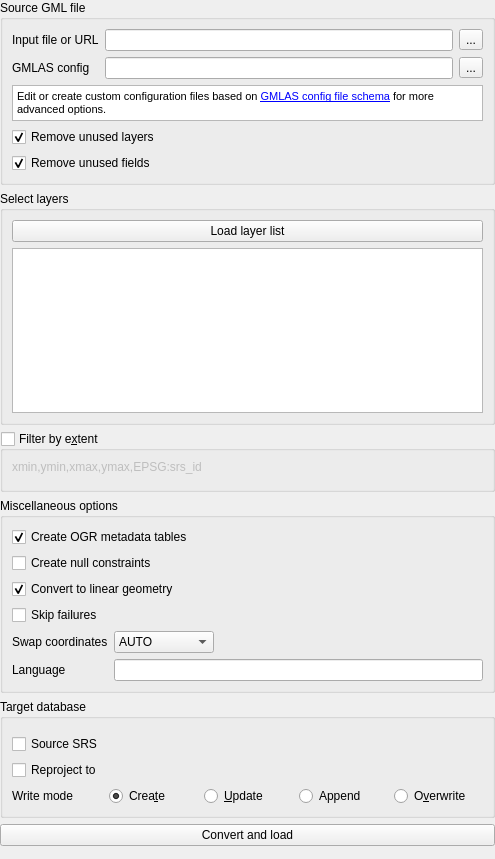
First picture: the form in gml_application_schema_toolbox/ui/import_gmlas_panel.ui, repository BRGM/gml_application_schema_toolbox, before the edit.
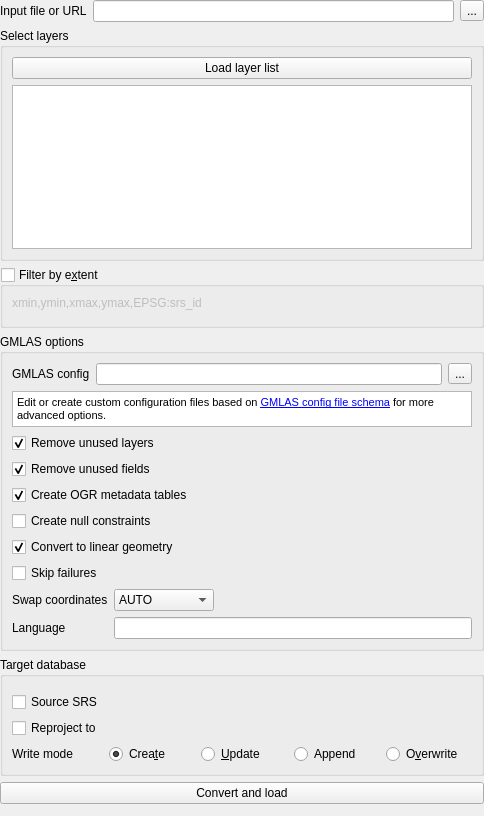
Second picture: the form after the edit. Custom widgets are drawn as their Qt base class.

```diff
--- a/gml_application_schema_toolbox/ui/import_gmlas_panel.ui
+++ b/gml_application_schema_toolbox/ui/import_gmlas_panel.ui
@@ -6,8 +6,8 @@
    <rect>
     <x>0</x>
     <y>0</y>
-    <width>495</width>
-    <height>859</height>
+    <width>484</width>
+    <height>816</height>
    </rect>
   </property>
   <property name="windowTitle">
@@ -27,62 +27,119 @@
     <number>0</number>
    </property>
    <item>
-    <widget class="QGroupBox" name="groupBox_7">
+    <layout class="QFormLayout" name="formLayout_3">
+     <property name="fieldGrowthPolicy">
+      <enum>QFormLayout::AllNonFixedFieldsGrow</enum>
+     </property>
+     <item row="0" column="1">
+      <layout class="QHBoxLayout" name="horizontalLayout_2">
+       <item>
+        <widget class="QLineEdit" name="gmlPathLineEdit"/>
+       </item>
+       <item>
+        <widget class="QToolButton" name="gmlPathButton">
+         <property name="text">
+          <string>...</string>
+         </property>
+        </widget>
+       </item>
+      </layout>
+     </item>
+     <item row="0" column="0">
+      <widget class="QLabel" name="label_5">
+       <property name="text">
+        <string>Input file or URL</string>
+       </property>
+      </widget>
+     </item>
+    </layout>
+   </item>
+   <item>
+    <widget class="QgsCollapsibleGroupBox" name="layerList">
+     <property name="sizePolicy">
+      <sizepolicy hsizetype="Preferred" vsizetype="Expanding">
+       <horstretch>0</horstretch>
+       <verstretch>0</verstretch>
+      </sizepolicy>
+     </property>
      <property name="title">
-      <string>Source GML file</string>
+      <string>Select layers</string>
      </property>
-     <layout class="QVBoxLayout" name="verticalLayout_9">
+     <layout class="QVBoxLayout" name="verticalLayout_6">
       <item>
-       <layout class="QFormLayout" name="formLayout_3">
-        <property name="fieldGrowthPolicy">
-         <enum>QFormLayout::AllNonFixedFieldsGrow</enum>
+       <widget class="QPushButton" name="validateButton">
+        <property name="text">
+         <string>Load layer list</string>
         </property>
-        <item row="1" column="0">
+       </widget>
+      </item>
+      <item>
+       <widget class="QListWidget" name="datasetsListWidget">
+        <property name="selectionMode">
+         <enum>QAbstractItemView::ExtendedSelection</enum>
+        </property>
+       </widget>
+      </item>
+     </layout>
+    </widget>
+   </item>
+   <item>
+    <widget class="QgsCollapsibleGroupBox" name="bboxGroupBox">
+     <property name="toolTip">
+      <string>&lt;html&gt;&lt;head/&gt;&lt;body&gt;&lt;p&gt;Define an area of interest to download data from. The extent can be defined from map canvas.&lt;/p&gt;&lt;/body&gt;&lt;/html&gt;</string>
+     </property>
+     <property name="title">
+      <string>Filter by e&amp;xtent</string>
+     </property>
+     <property name="checkable">
+      <bool>true</bool>
+     </property>
+     <property name="checked">
+      <bool>false</bool>
+     </property>
+     <layout class="QVBoxLayout" name="verticalLayout_7">
+      <item>
+       <widget class="QLabel" name="label_12">
+        <property name="text">
+         <string>xmin,ymin,xmax,ymax,EPSG:srs_id</string>
+        </property>
+       </widget>
+      </item>
+      <item>
+       <widget class="BboxWidget" name="bboxWidget" native="true"/>
+      </item>
+     </layout>
+    </widget>
+   </item>
+   <item>
+    <widget class="QgsCollapsibleGroupBox" name="groupBox">
+     <property name="title">
+      <string>GMLAS options</string>
+     </property>
+     <layout class="QVBoxLayout" name="verticalLayout_2">
+      <item>
+       <layout class="QHBoxLayout" name="horizontalLayout">
+        <item>
          <widget class="QLabel" name="label_11">
           <property name="text">
            <string>GMLAS config</string>
           </property>
          </widget>
         </item>
-        <item row="1" column="1">
-         <layout class="QHBoxLayout" name="horizontalLayout">
-          <item>
-           <widget class="QLineEdit" name="gmlasConfigLineEdit">
-            <property name="toolTip">
-             <string>&lt;html&gt;&lt;head/&gt;&lt;body&gt;&lt;p&gt;GML file to load into a database.&lt;/p&gt;&lt;/body&gt;&lt;/html&gt;</string>
-            </property>
-           </widget>
-          </item>
-          <item>
-           <widget class="QToolButton" name="gmlasConfigButton">
-            <property name="text">
-             <string>...</string>
-            </property>
-           </widget>
-          </item>
-         </layout>
+        <item>
+         <widget class="QLineEdit" name="gmlasConfigLineEdit">
+          <property name="toolTip">
+           <string>&lt;html&gt;&lt;head/&gt;&lt;body&gt;&lt;p&gt;GML file to load into a database.&lt;/p&gt;&lt;/body&gt;&lt;/html&gt;</string>
+          </property>
+         </widget>
         </item>
-        <item row="0" column="0">
-         <widget class="QLabel" name="label_5">
+        <item>
+         <widget class="QToolButton" name="gmlasConfigButton">
           <property name="text">
-           <string>Input file or URL</string>
+           <string>...</string>
           </property>
          </widget>
         </item>
-        <item row="0" column="1">
-         <layout class="QHBoxLayout" name="horizontalLayout_2">
-          <item>
-           <widget class="QLineEdit" name="gmlPathLineEdit"/>
-          </item>
-          <item>
-           <widget class="QToolButton" name="gmlPathButton">
-            <property name="text">
-             <string>...</string>
-            </property>
-           </widget>
-          </item>
-         </layout>
-        </item>
        </layout>
       </item>
       <item>
@@ -140,72 +197,6 @@
         </property>
        </widget>
       </item>
-     </layout>
-    </widget>
-   </item>
-   <item>
-    <widget class="QgsCollapsibleGroupBox" name="layerList">
-     <property name="sizePolicy">
-      <sizepolicy hsizetype="Preferred" vsizetype="Expanding">
-       <horstretch>0</horstretch>
-       <verstretch>0</verstretch>
-      </sizepolicy>
-     </property>
-     <property name="title">
-      <string>Select layers</string>
-     </property>
-     <layout class="QVBoxLayout" name="verticalLayout_6">
-      <item>
-       <widget class="QPushButton" name="validateButton">
-        <property name="text">
-         <string>Load layer list</string>
-        </property>
-       </widget>
-      </item>
-      <item>
-       <widget class="QListWidget" name="datasetsListWidget">
-        <property name="selectionMode">
-         <enum>QAbstractItemView::ExtendedSelection</enum>
-        </property>
-       </widget>
-      </item>
-     </layout>
-    </widget>
-   </item>
-   <item>
-    <widget class="QgsCollapsibleGroupBox" name="bboxGroupBox">
-     <property name="toolTip">
-      <string>&lt;html&gt;&lt;head/&gt;&lt;body&gt;&lt;p&gt;Define an area of interest to download data from. The extent can be defined from map canvas.&lt;/p&gt;&lt;/body&gt;&lt;/html&gt;</string>
-     </property>
-     <property name="title">
-      <string>Filter by e&amp;xtent</string>
-     </property>
-     <property name="checkable">
-      <bool>true</bool>
-     </property>
-     <property name="checked">
-      <bool>false</bool>
-     </property>
-     <layout class="QVBoxLayout" name="verticalLayout_7">
-      <item>
-       <widget class="QLabel" name="label_12">
-        <property name="text">
-         <string>xmin,ymin,xmax,ymax,EPSG:srs_id</string>
-        </property>
-       </widget>
-      </item>
-      <item>
-       <widget class="BboxWidget" name="bboxWidget" native="true"/>
-      </item>
-     </layout>
-    </widget>
-   </item>
-   <item>
-    <widget class="QgsCollapsibleGroupBox" name="groupBox">
-     <property name="title">
-      <string>Miscellaneous options</string>
-     </property>
-     <layout class="QVBoxLayout" name="verticalLayout_2">
       <item>
        <widget class="QCheckBox" name="ogrExposeMetadataLayersCheckbox">
         <property name="toolTip">
```
